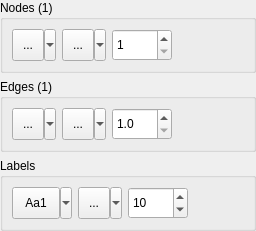
This is dpss/src/common/CNodeEdgePropertiesUI.ui in ArsMasiuk/DPSE as Qt 5 draws it before an edit. The edited form follows.
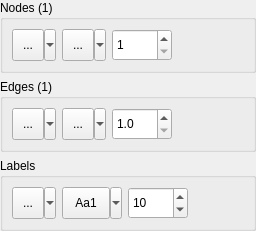
This is the edited form. Custom widgets are drawn as their Qt base class.

```diff
--- a/dpss/src/common/CNodeEdgePropertiesUI.ui
+++ b/dpss/src/common/CNodeEdgePropertiesUI.ui
@@ -259,6 +259,37 @@
      <layout class="QHBoxLayout" name="horizontalLayout">
       <item>
        <layout class="QHBoxLayout" name="horizontalLayout_4">
+        <item>
+         <widget class="QSint::ColorButton" name="LabelColor">
+          <property name="sizePolicy">
+           <sizepolicy hsizetype="Fixed" vsizetype="Fixed">
+            <horstretch>0</horstretch>
+            <verstretch>0</verstretch>
+           </sizepolicy>
+          </property>
+          <property name="minimumSize">
+           <size>
+            <width>44</width>
+            <height>32</height>
+           </size>
+          </property>
+          <property name="statusTip">
+           <string>Set color of the selected labels</string>
+          </property>
+          <property name="text">
+           <string>...</string>
+          </property>
+          <property name="iconSize">
+           <size>
+            <width>20</width>
+            <height>20</height>
+           </size>
+          </property>
+          <property name="popupMode">
+           <enum>QToolButton::MenuButtonPopup</enum>
+          </property>
+         </widget>
+        </item>
         <item>
          <widget class="QFontButton" name="LabelFont">
           <property name="minimumSize">
@@ -281,37 +312,6 @@
           </property>
          </widget>
         </item>
-        <item>
-         <widget class="QSint::ColorButton" name="LabelColor">
-          <property name="sizePolicy">
-           <sizepolicy hsizetype="Fixed" vsizetype="Fixed">
-            <horstretch>0</horstretch>
-            <verstretch>0</verstretch>
-           </sizepolicy>
-          </property>
-          <property name="minimumSize">
-           <size>
-            <width>44</width>
-            <height>32</height>
-           </size>
-          </property>
-          <property name="statusTip">
-           <string>Set color of the selected labels</string>
-          </property>
-          <property name="text">
-           <string>...</string>
-          </property>
-          <property name="iconSize">
-           <size>
-            <width>20</width>
-            <height>20</height>
-           </size>
-          </property>
-          <property name="popupMode">
-           <enum>QToolButton::MenuButtonPopup</enum>
-          </property>
-         </widget>
-        </item>
         <item>
          <widget class="QSpinBox" name="LabelSize">
           <property name="sizePolicy">
```
Left out of the diff: 23 changed lines with no effect on the pictures.
